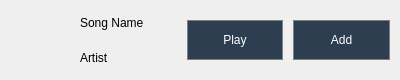
RonneyJR/python-app, file ui/song_item.ui: the form before one commit.
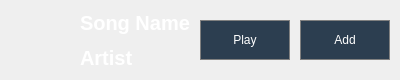
The form after the commit.

```diff
--- a/ui/song_item.ui
+++ b/ui/song_item.ui
@@ -55,6 +55,12 @@
     <layout class="QVBoxLayout" name="verticalLayout">
      <item>
       <widget class="QLabel" name="lbl_name">
+       <property name="styleSheet">
+        <string notr="true">color:rgb(255,255,255);
+background-color: transparent;
+font-size: 20px;
+font-weight: bold</string>
+       </property>
        <property name="text">
         <string>Song Name</string>
        </property>
@@ -62,6 +68,12 @@
      </item>
      <item>
       <widget class="QLabel" name="lbl_artist">
+       <property name="styleSheet">
+        <string notr="true">color:rgb(255,255,255);
+background-color: transparent;
+font-size: 20px;
+font-weight: bold</string>
+       </property>
        <property name="text">
         <string>Artist</string>
        </property>
```
